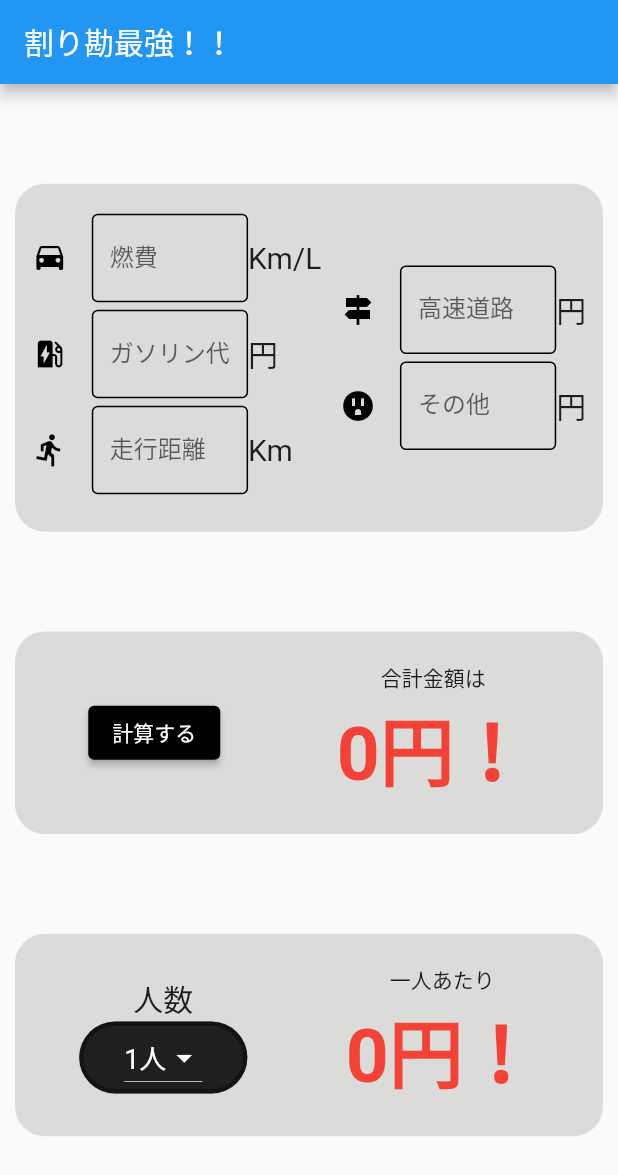
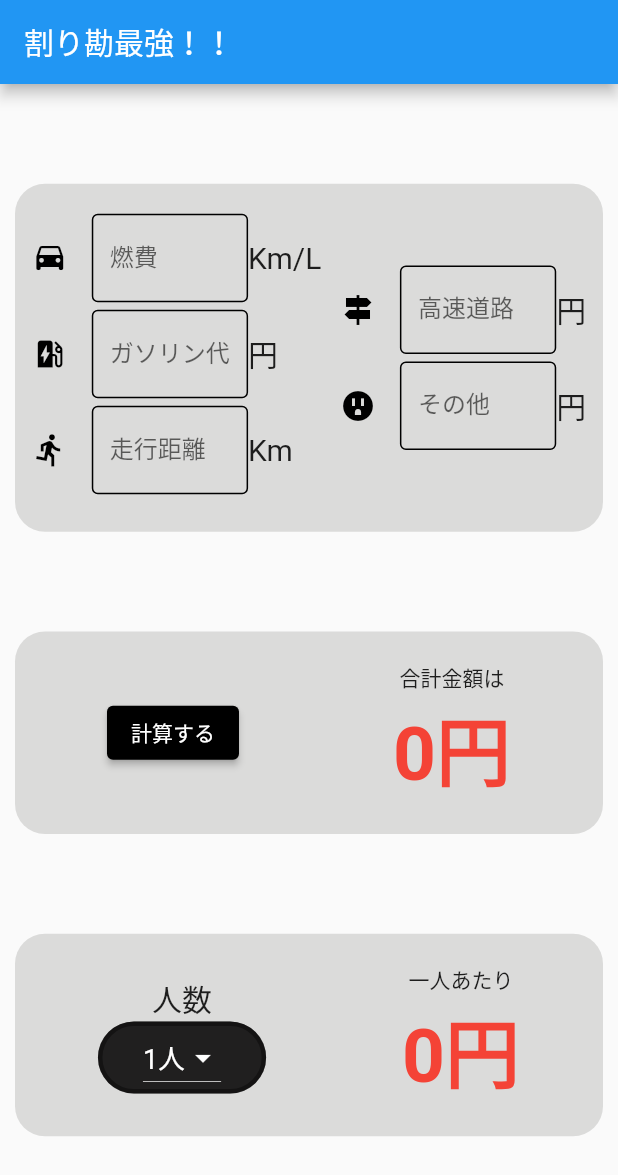
Before and after one commit to hiroki2720/gasoline_warikan, a Flutter app: the screen it shows after launch, on a phone screen of 412 x 824 dp. Shown: the top 1175 px of the screen. Run offline on Flutter 3.47's test engine with Material 2 defaults, Android fonts, the phone set to English and light mode, and no system bars.

Commit message:
bikkuri kesita

```diff
--- a/lib/main.dart
+++ b/lib/main.dart
@@ -310,7 +310,7 @@ class _MyHomePageState extends State<MyHomePage> {
             children: [
               const Text("合計金額は"),
               Text(
-                "$sum円！",
+                "$sum円",
                 style: const TextStyle(
                   color: Colors.red,
                   fontWeight: FontWeight.bold,
@@ -383,7 +383,7 @@ class _MyHomePageState extends State<MyHomePage> {
             children: [
               const Text("一人あたり"),
               Text(
-                "$costOne円！",
+                "$costOne円",
                 style: const TextStyle(
                   color: Colors.red,
                   fontWeight: FontWeight.bold,
```
